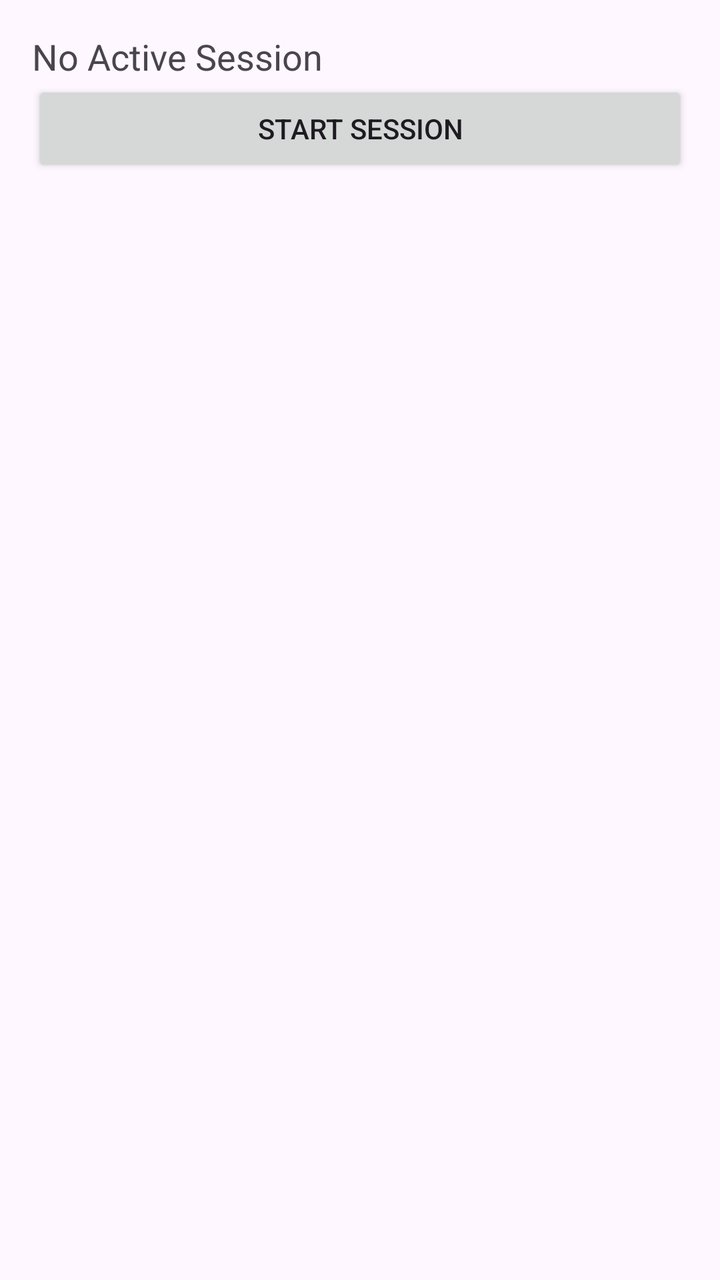
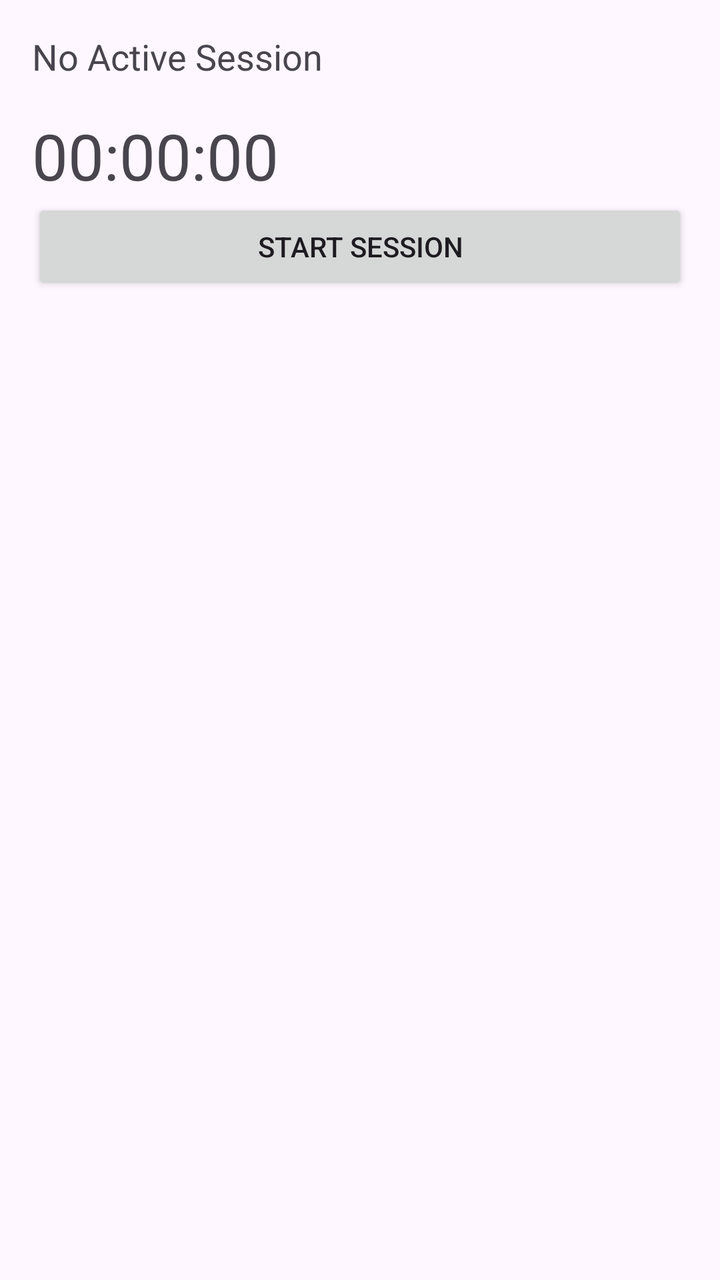

Before-and-after screenshots of an Android layout around one commit, followed by the original layout XML and the change that was made.
<!-- AndroidManifest.xml: application theme Theme.RLVault -->
<!-- res/layout/fragment_automatic_session.xml -->
<?xml version="1.0" encoding="utf-8"?>
<LinearLayout
    xmlns:android="http://schemas.android.com/apk/res/android"
    android:layout_width="match_parent"
    android:layout_height="match_parent"
    android:orientation="vertical"
    android:padding="16dp">


    <TextView
        android:id="@+id/statusText"
        android:layout_width="wrap_content"
        android:layout_height="wrap_content"
        android:text="No Active Session"
        android:textSize="18sp"/>


    <Button
        android:id="@+id/startButton"
        android:layout_width="match_parent"
        android:layout_height="wrap_content"
        android:text="Start Session"/>


    <Button
        android:id="@+id/endButton"
        android:layout_width="match_parent"
        android:layout_height="wrap_content"
        android:text="End Session"
        android:visibility="gone"/>


</LinearLayout>
<!-- resources referenced by this layout -->
<resources>
  <style name="Theme.RLVault" parent="Theme.Material3.DayNight.NoActionBar">
          <item name="colorPrimary">#8B5CF6</item>
      </style>
</resources>

<!-- the commit's change to res/layout/fragment_automatic_session.xml (unified diff, before → after) -->
@@ -13,6 +13,14 @@
         android:layout_height="wrap_content"
         android:text="No Active Session"
         android:textSize="18sp"/>
+
+        <TextView
+    android:id="@+id/timerText"
+    android:layout_width="wrap_content"
+    android:layout_height="wrap_content"
+    android:text="00:00:00"
+    android:textSize="32sp"
+    android:layout_marginTop="16dp"/>
 
 
     <Button
